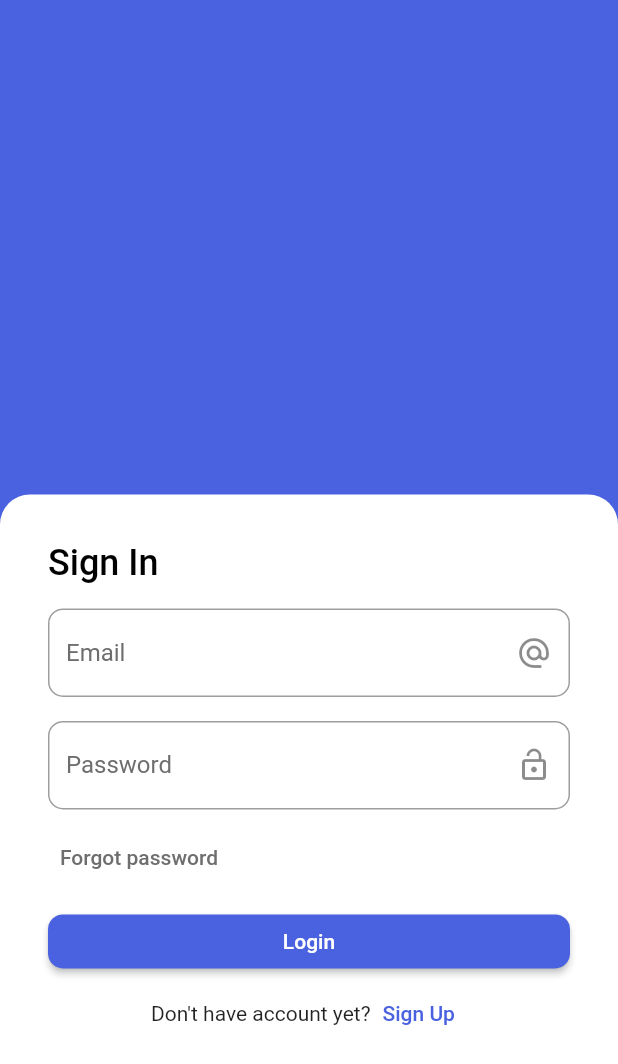
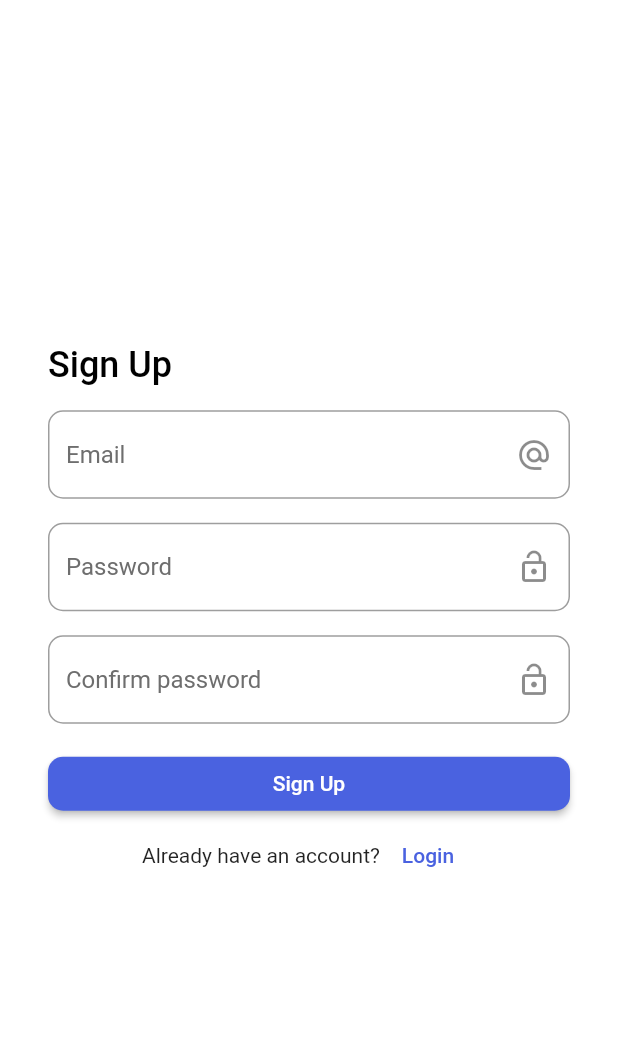
Before and after one commit to levanthuanmy/flutter_chat_app, a Flutter app: the screen it shows after launch, on a phone screen of 412 x 824 dp. Shown: the top 1064 px of the screen. Run offline on Flutter 3.47's test engine with Material 2 defaults, Android fonts, the phone set to English and light mode, and no system bars.

Commit message:
Update signup screen

```diff
--- a/lib/main.dart
+++ b/lib/main.dart
@@ -1,5 +1,6 @@
 import 'package:flutter/material.dart';
 import 'package:flutter_chat_app/screens/signin_screen.dart';
+import 'package:flutter_chat_app/screens/signup_screen.dart';
 
 import 'constants/ui_constant.dart';
 
@@ -19,7 +20,11 @@ class MyApp extends StatelessWidget {
         primarySwatch: UIConstant.createMaterialColor(UIConstant.primary),
       ),
       debugShowCheckedModeBanner: false,
-      home: const SignInScreen(),
+      routes: {
+        "/signin": (context) => const SignInScreen(),
+        "/signup": (context) => const SignUpScreen()
+      },
+      home: const SignUpScreen(),
     );
   }
 }
--- a/lib/screens/signin_screen.dart
+++ b/lib/screens/signin_screen.dart
@@ -99,7 +99,10 @@ class _SignInScreenState extends State<SignInScreen> {
                         children: [
                           const Text("Don't have account yet?"),
                           TextButton(
-                              onPressed: () {}, child: const Text("Sign Up"))
+                              onPressed: () {
+                                Navigator.pushNamed(context, "/signup");
+                              },
+                              child: const Text("Sign Up"))
                         ],
                       )
                     ],
--- /dev/null
+++ b/lib/screens/signup_screen.dart
@@ -0,0 +1,91 @@
+import 'package:flutter/material.dart';
+import 'package:flutter_chat_app/common/auth_button.dart';
+import 'package:flutter_chat_app/common/custom_input_field.dart';
+
+import '../constants/ui_constant.dart';
+
+class SignUpScreen extends StatefulWidget {
+  const SignUpScreen({Key? key}) : super(key: key);
+
+  @override
+  State<SignUpScreen> createState() => _SignUpScreenState();
+}
+
+class _SignUpScreenState extends State<SignUpScreen> {
+  @override
+  Widget build(BuildContext context) {
+    return Scaffold(
+      body: SafeArea(
+        child: Container(
+          color: UIConstant.white,
+          child: Column(
+            mainAxisAlignment: MainAxisAlignment.center,
+            children: <Widget>[
+              Container(
+                padding: const EdgeInsets.all(32),
+                child: Column(
+                  children: [
+                    Row(
+                      children: [
+                        Text(
+                          'Sign Up',
+                          style: TextStyle(
+                            color: Colors.black,
+                            fontSize: UIConstant.fontSize24,
+                            fontWeight: UIConstant.fontWeightMedium,
+                          ),
+                        ),
+                      ],
+                    ),
+                    const SizedBox(
+                      height: 16,
+                    ),
+                    CustomInputField(
+                      controller: TextEditingController(),
+                      hintText: "Email",
+                      obscureText: true,
+                      suffixIcon: const Icon(Icons.alternate_email),
+                    ),
+                    const SizedBox(
+                      height: 16,
+                    ),
+                    CustomInputField(
+                      controller: TextEditingController(),
+                      hintText: "Password",
+                      obscureText: true,
+                      suffixIcon: const Icon(Icons.lock_open),
+                    ),
+                    const SizedBox(
+                      height: 16,
+                    ),
+                    CustomInputField(
+                      controller: TextEditingController(),
+                      hintText: "Confirm password",
+                      obscureText: true,
+                      suffixIcon: const Icon(Icons.lock_open),
+                    ),
+                    const SizedBox(
+                      height: 16,
+                    ),
+                    AuthButton(buttonText: "Sign Up", onPressed: () {}),
+                    Row(
+                      mainAxisAlignment: MainAxisAlignment.center,
+                      children: [
+                        const Text("Already have an account?"),
+                        TextButton(
+                            onPressed: () {
+                              Navigator.pushNamed(context, "/signin");
+                            },
+                            child: const Text("Login"))
+                      ],
+                    )
+                  ],
+                ),
+              ),
+            ],
+          ),
+        ),
+      ),
+    );
+  }
+}
```
